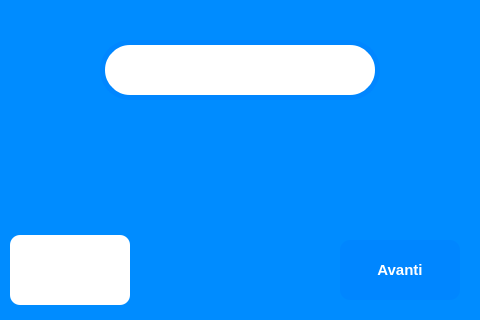
This is view/inserisci_lotto_window.ui in ISacchitella/MicroOne_v1.1 as Qt 5 draws it before an edit. The edited form follows.
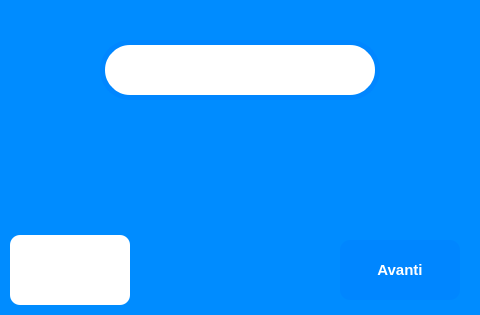
This is the edited form. Icons and pictures are not drawn.

Patch:
```diff
--- a/view/inserisci_lotto_window.ui
+++ b/view/inserisci_lotto_window.ui
@@ -7,7 +7,7 @@
     <x>0</x>
     <y>0</y>
     <width>480</width>
-    <height>320</height>
+    <height>315</height>
    </rect>
   </property>
   <property name="windowTitle">
```
Left out of the diff: 4 changed lines with no effect on the pictures.
